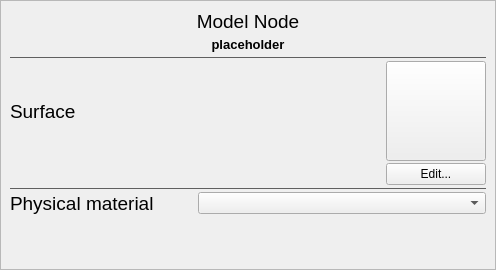
This is code/qttoolkit/contentbrowser/ui/modelnodeinfowidget.ui in gscept/nebula-trifid as Qt 5 draws it before an edit. The edited form follows.
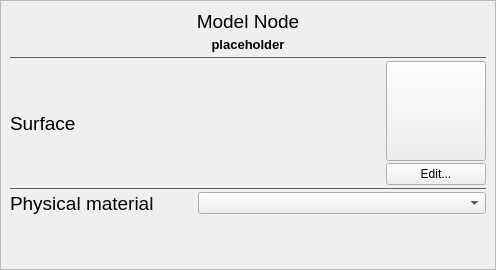
This is the edited form.

The edit to the form file:
```diff
--- a/code/qttoolkit/contentbrowser/ui/modelnodeinfowidget.ui
+++ b/code/qttoolkit/contentbrowser/ui/modelnodeinfowidget.ui
@@ -93,19 +93,6 @@
      </layout>
     </widget>
    </item>
-   <item row="3" column="0">
-    <widget class="QLabel" name="label_2">
-     <property name="font">
-      <font>
-       <family>Segoe UI</family>
-       <pointsize>14</pointsize>
-      </font>
-     </property>
-     <property name="text">
-      <string>Surface</string>
-     </property>
-    </widget>
-   </item>
    <item row="2" column="0" colspan="3">
     <widget class="Line" name="line">
      <property name="styleSheet">
@@ -141,24 +128,6 @@
      </property>
     </widget>
    </item>
-   <item row="3" column="1">
-    <widget class="QLabel" name="surfaceName">
-     <property name="font">
-      <font>
-       <family>Segoe UI</family>
-       <pointsize>10</pointsize>
-       <weight>75</weight>
-       <bold>true</bold>
-      </font>
-     </property>
-     <property name="text">
-      <string/>
-     </property>
-     <property name="alignment">
-      <set>Qt::AlignCenter</set>
-     </property>
-    </widget>
-   </item>
    <item row="7" column="0" colspan="3">
     <spacer name="verticalSpacer">
      <property name="orientation">
@@ -227,6 +196,37 @@
      </property>
     </widget>
    </item>
+   <item row="3" column="0" rowspan="2">
+    <widget class="QLabel" name="label_2">
+     <property name="font">
+      <font>
+       <family>Segoe UI</family>
+       <pointsize>14</pointsize>
+      </font>
+     </property>
+     <property name="text">
+      <string>Surface</string>
+     </property>
+    </widget>
+   </item>
+   <item row="3" column="1" rowspan="2">
+    <widget class="QLabel" name="surfaceName">
+     <property name="font">
+      <font>
+       <family>Segoe UI</family>
+       <pointsize>10</pointsize>
+       <weight>75</weight>
+       <bold>true</bold>
+      </font>
+     </property>
+     <property name="text">
+      <string/>
+     </property>
+     <property name="alignment">
+      <set>Qt::AlignCenter</set>
+     </property>
+    </widget>
+   </item>
   </layout>
  </widget>
  <resources/>
```
Left out of the diff: 2 changed lines with no effect on the pictures.
